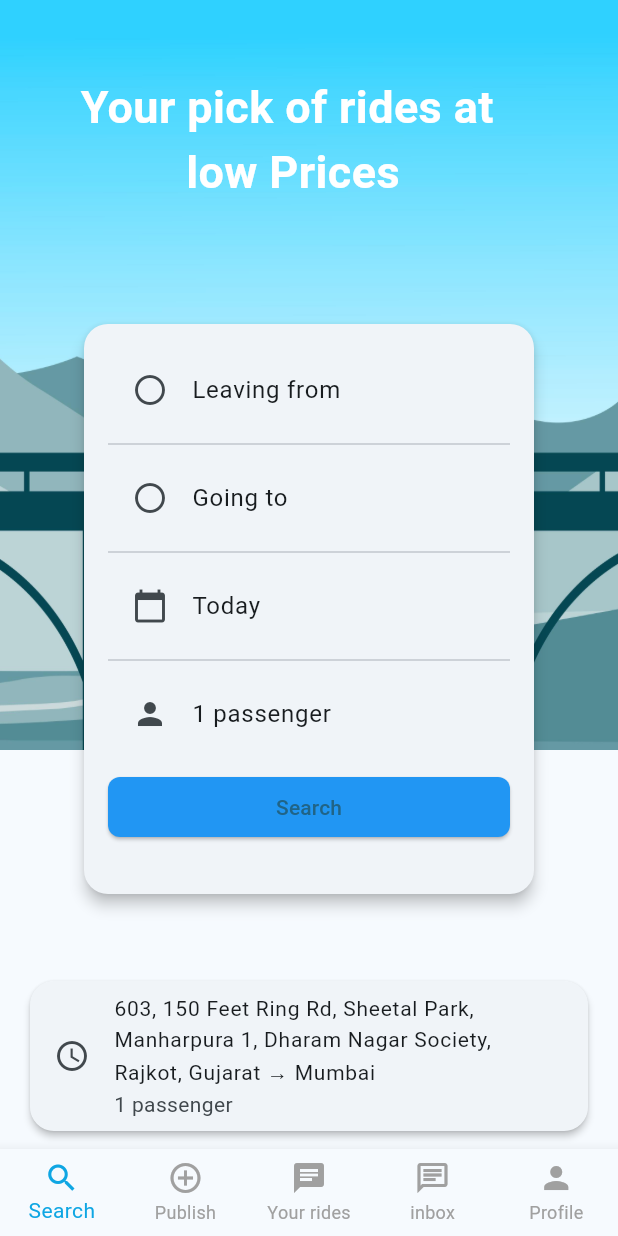
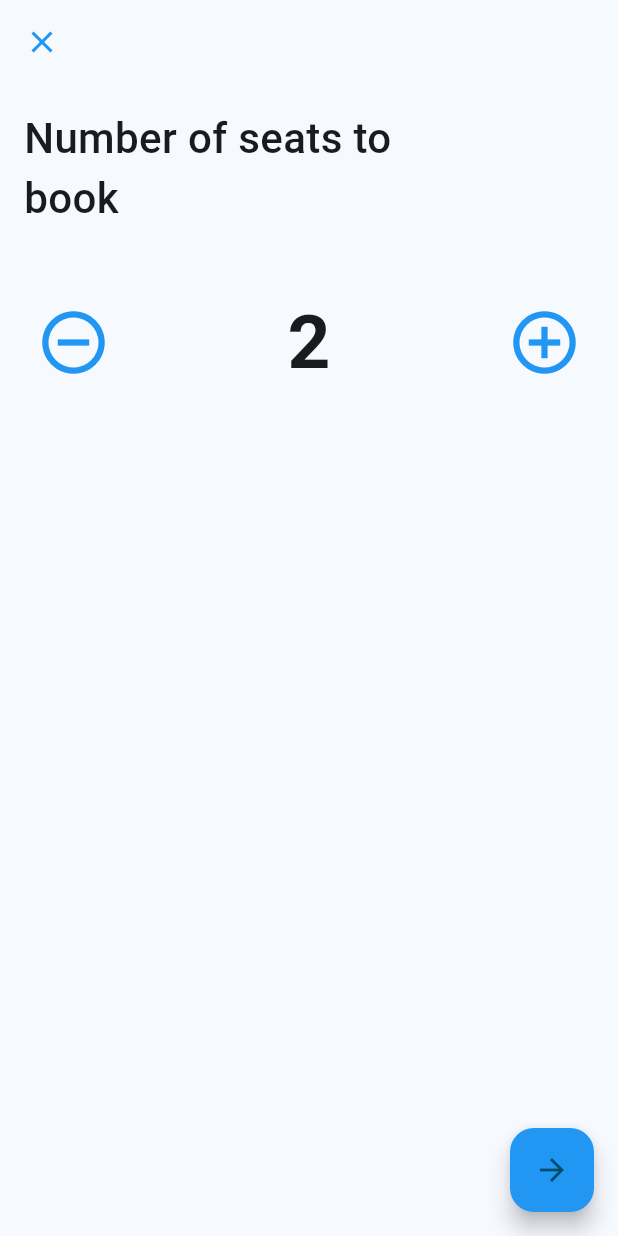
Before and after one commit to DevanshuB007/blablacar_clone, a Flutter app: the screen it shows after launch, after a tap on "1 passenger", on a phone screen of 412 x 824 dp. Run offline on Flutter 3.47's test engine with Material 3 defaults, Android fonts, the phone set to English and light mode, and no system bars; our stand-ins replace geolocator, intl_phone_field, table_calendar.

Commit message:
update code

```diff
--- /dev/null
+++ b/lib/Bottom_Navigationbar/searchscr/passanger.dart
@@ -0,0 +1,85 @@
+import 'package:flutter/material.dart';
+
+class Passanger extends StatefulWidget {
+  const Passanger({super.key});
+
+  @override
+  State<Passanger> createState() => _PassangerState();
+}
+
+class _PassangerState extends State<Passanger> {
+  int _seats = 2;
+
+  void _incrementSeats() {
+    setState(() {
+      _seats++;
+    });
+  }
+
+  void _decrementSeats() {
+    if (_seats > 1) {
+      setState(() {
+        _seats--;
+      });
+    }
+  }
+
+  @override
+  Widget build(BuildContext context) {
+    return Scaffold(
+      appBar: AppBar(
+        leading: IconButton(
+          onPressed: () {},
+          icon: Icon(
+            Icons.close,
+            color: Colors.blue,
+          ),
+        ),
+      ),
+      body: Padding(
+        padding: const EdgeInsets.all(16),
+        child: Column(
+          crossAxisAlignment: CrossAxisAlignment.start,
+          children: [
+            Text(
+              'Number of seats to \nbook',
+              style: TextStyle(fontSize: 28, fontWeight: FontWeight.w500),
+            ),
+            const SizedBox(height: 40),
+            Row(
+              mainAxisAlignment: MainAxisAlignment.spaceBetween,
+              children: [
+                IconButton(
+                  onPressed: _decrementSeats,
+                  icon: const Icon(Icons.remove_circle_outline),
+                  color: Colors.blue,
+                  iconSize: 50,
+                ),
+                Text(
+                  '$_seats',
+                  style: const TextStyle(
+                    fontSize: 50,
+                    fontWeight: FontWeight.bold,
+                  ),
+                ),
+                IconButton(
+                  onPressed: _incrementSeats,
+                  icon: const Icon(Icons.add_circle_outline),
+                  color: Colors.blue,
+                  iconSize: 50,
+                ),
+              ],
+            ),
+          ],
+        ),
+      ),
+      floatingActionButton: FloatingActionButton(
+        onPressed: () {
+          // Add navigation or confirmation logic here
+        },
+        backgroundColor: Colors.blue,
+        child: const Icon(Icons.arrow_forward),
+      ),
+    );
+  }
+}
--- a/lib/Bottom_Navigationbar/searchscr/search_scr.dart
+++ b/lib/Bottom_Navigationbar/searchscr/search_scr.dart
@@ -1,5 +1,6 @@
 import 'package:blablacar/Bottom_Navigationbar/searchscr/goingto.dart';
 import 'package:blablacar/Bottom_Navigationbar/searchscr/leavingfrom.dart';
+import 'package:blablacar/Bottom_Navigationbar/searchscr/passanger.dart';
 import 'package:blablacar/Bottom_Navigationbar/searchscr/today.dart';
 import 'package:flutter/material.dart';
 
@@ -108,6 +109,10 @@ class _SearchScrState extends State<SearchScr> {
                             leading: const Icon(Icons.person),
                             title: const Text('1 passenger'),
                             onTap: () {
+                              Navigator.push(
+                                  context,
+                                  MaterialPageRoute(
+                                      builder: (context) => Passanger()));
                               // Handle passenger count selection
                             },
                           ),
--- a/lib/Bottom_Navigationbar/searchscr/today.dart
+++ b/lib/Bottom_Navigationbar/searchscr/today.dart
@@ -17,8 +17,6 @@ class _TodaydateState extends State<Todaydate> {
   Widget build(BuildContext context) {
     return Scaffold(
       appBar: AppBar(
-        elevation: 0,
-        backgroundColor: Colors.white,
         leading: IconButton(
           icon: const Icon(
             Icons.close,
```
